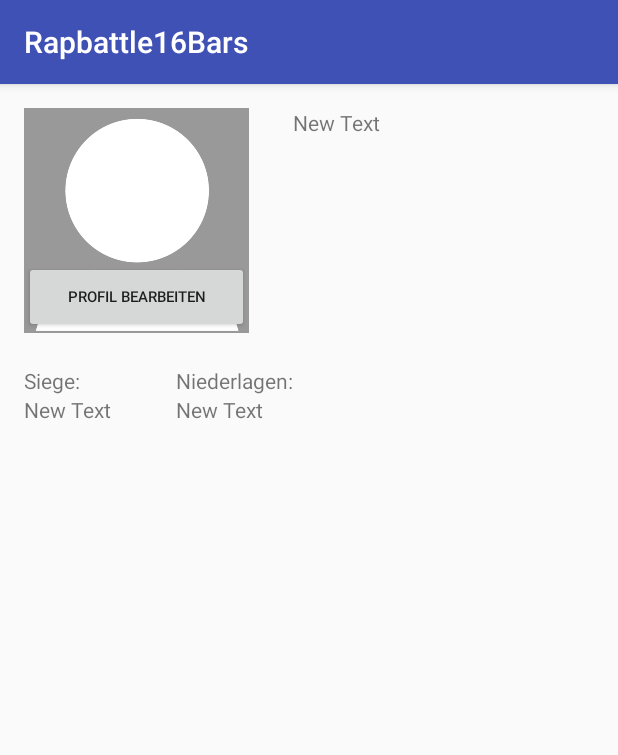
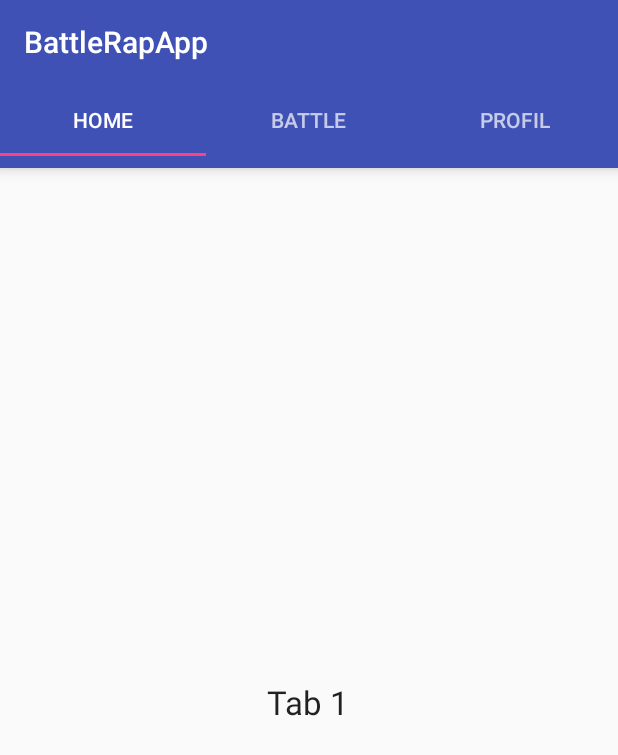
Before and after one commit to Rap-Battle-App/Frontend, an Android app: the screen it shows after launch (ProfileActivity before the commit, MainActivity after it), on a phone screen of 412 x 824 dp. Shown: the top 755 px of the screen. Run offline under Robolectric (Android 15) with nearby library versions, the light colour scheme and no system bars.

Commit message:
Basic-Navigation-Bar
- Navigation Tab-Bar
- Fragments

```diff
--- a/Rapbattle16Bars/app/build.gradle
+++ b/Rapbattle16Bars/app/build.gradle
@@ -26,4 +26,6 @@ dependencies {
     compile fileTree(dir: 'libs', include: ['*.jar'])
     testCompile 'junit:junit:4.12'
     compile 'com.android.support:appcompat-v7:23.1.0'
+    compile 'com.android.support:design:+'
+
 }
--- a/Rapbattle16Bars/app/src/main/AndroidManifest.xml
+++ b/Rapbattle16Bars/app/src/main/AndroidManifest.xml
@@ -8,15 +8,13 @@
             android:label="@string/app_name"
             android:supportsRtl="true"
             android:theme="@style/AppTheme" >
-        <activity android:name=".ProfileActivity" >
+            <activity android:name=".MainActivity" >
                 <intent-filter>
                     <action android:name="android.intent.action.MAIN" />
 
                     <category android:name="android.intent.category.LAUNCHER" />
                 </intent-filter>
             </activity>
-        <activity android:name=".EditProfileActivity" >
-        </activity>
         </application>
 
     </manifest>
--- /dev/null
+++ b/Rapbattle16Bars/app/src/main/java/com/batllerap/hsosna/rapbattle16bars/MainActivity.java
@@ -0,0 +1,70 @@
+package com.batllerap.hsosna.rapbattle16bars;
+
+        import android.os.Bundle;
+        import android.support.design.widget.TabLayout;
+        import android.support.v4.view.ViewPager;
+        import android.support.v7.app.AppCompatActivity;
+        import android.support.v7.widget.Toolbar;
+        import android.view.Menu;
+        import android.view.MenuItem;
+
+
+public class MainActivity extends AppCompatActivity {
+
+
+    @Override
+    protected void onCreate(Bundle savedInstanceState) {
+        super.onCreate(savedInstanceState);
+        setContentView(R.layout.activity_main);
+
+        final Toolbar toolbar = (Toolbar) findViewById(R.id.toolbar);
+        toolbar.setTitle("BattleRapApp");
+        setSupportActionBar(toolbar);
+
+        TabLayout tabLayout = (TabLayout) findViewById(R.id.tab_layout);
+        tabLayout.addTab(tabLayout.newTab().setText("Home"));
+        tabLayout.addTab(tabLayout.newTab().setText("Battle"));
+        tabLayout.addTab(tabLayout.newTab().setText("Profil"));
+        tabLayout.setTabGravity(TabLayout.GRAVITY_FILL);
+
+        final ViewPager viewPager = (ViewPager) findViewById(R.id.pager);
+        final PagerAdapter adapter = new PagerAdapter
+                (getSupportFragmentManager(), tabLayout.getTabCount());
+        viewPager.setAdapter(adapter);
+        viewPager.addOnPageChangeListener(new TabLayout.TabLayoutOnPageChangeListener(tabLayout));
+        tabLayout.setOnTabSelectedListener(new TabLayout.OnTabSelectedListener() {
+            @Override
+            public void onTabSelected(TabLayout.Tab tab) {
+                viewPager.setCurrentItem(tab.getPosition());
+                // toolbar.setTitle("Test");
+
+            }
+
+            @Override
+            public void onTabUnselected(TabLayout.Tab tab) {
+
+            }
+
+            @Override
+            public void onTabReselected(TabLayout.Tab tab) {
+
+            }
+        });
+    }
+
+    @Override
+    public boolean onCreateOptionsMenu(Menu menu) {
+        getMenuInflater().inflate(R.menu.menu_main, menu);
+        return true;
+    }
+
+    @Override
+    public boolean onOptionsItemSelected(MenuItem item) {
+        int id = item.getItemId();
+        if (id == R.id.action_settings) {
+            return true;
+        }
+
+        return super.onOptionsItemSelected(item);
+    }
+}
--- /dev/null
+++ b/Rapbattle16Bars/app/src/main/java/com/batllerap/hsosna/rapbattle16bars/PagerAdapter.java
@@ -0,0 +1,40 @@
+package com.batllerap.hsosna.rapbattle16bars;
+
+/**
+ * Created by Robert on 20.11.15.
+ */
+import android.support.v4.app.Fragment;
+import android.support.v4.app.FragmentManager;
+import android.support.v4.app.FragmentStatePagerAdapter;
+
+public class PagerAdapter extends FragmentStatePagerAdapter {
+    int mNumOfTabs;
+
+    public PagerAdapter(FragmentManager fm, int NumOfTabs) {
+        super(fm);
+        this.mNumOfTabs = NumOfTabs;
+    }
+
+    @Override
+    public Fragment getItem(int position) {
+
+        switch (position) {
+            case 0:
+                TabFragment1 tab1 = new TabFragment1();
+                return tab1;
+            case 1:
+                TabFragment2 tab2 = new TabFragment2();
+                return tab2;
+            case 2:
+                TabFragment3 tab3 = new TabFragment3();
+                return tab3;
+            default:
+                return null;
+        }
+    }
+
+    @Override
+    public int getCount() {
+        return mNumOfTabs;
+    }
+}
--- a/Rapbattle16Bars/app/src/main/java/com/batllerap/hsosna/rapbattle16bars/ProfileActivity.java
+++ b/Rapbattle16Bars/app/src/main/java/com/batllerap/hsosna/rapbattle16bars/ProfileActivity.java
@@ -38,7 +38,8 @@ public class ProfileActivity extends AppCompatActivity {
 
         Intent intent = getIntent();
 
-        User rapper = UserController.getUser("testRapper");
+        // Musste ich eben auskommentieren, hat mir die ganze Zeit Fehler geworden - Robert
+        // User rapper = UserController.getUser("testRapper");
 
         //TextView
         this.txtvUsername = (TextView) findViewById(R.id.txtvUsername);
--- /dev/null
+++ b/Rapbattle16Bars/app/src/main/java/com/batllerap/hsosna/rapbattle16bars/TabFragment1.java
@@ -0,0 +1,19 @@
+package com.batllerap.hsosna.rapbattle16bars;
+
+/**
+ * Created by Robert on 20.11.15.
+ */
+        import android.os.Bundle;
+        import android.support.v4.app.Fragment;
+        import android.view.LayoutInflater;
+        import android.view.View;
+        import android.view.ViewGroup;
+        import android.widget.Toolbar;
+
+public class TabFragment1 extends Fragment {
+
+    @Override
+    public View onCreateView(LayoutInflater inflater, ViewGroup container, Bundle savedInstanceState) {
+        return inflater.inflate(R.layout.tab_fragment_1, container, false);
+    }
+}
--- /dev/null
+++ b/Rapbattle16Bars/app/src/main/java/com/batllerap/hsosna/rapbattle16bars/TabFragment2.java
@@ -0,0 +1,18 @@
+package com.batllerap.hsosna.rapbattle16bars;
+
+/**
+ * Created by Robert on 20.11.15.
+ */
+import android.os.Bundle;
+import android.support.v4.app.Fragment;
+import android.view.LayoutInflater;
+import android.view.View;
+import android.view.ViewGroup;
+
+public class TabFragment2 extends Fragment {
+
+    @Override
+    public View onCreateView(LayoutInflater inflater, ViewGroup container, Bundle savedInstanceState) {
+        return inflater.inflate(R.layout.tab_fragment_2, container, false);
+    }
+}
--- /dev/null
+++ b/Rapbattle16Bars/app/src/main/res/layout/activity_main.xml
@@ -0,0 +1,37 @@
+<RelativeLayout
+    android:id="@+id/main_layout"
+    xmlns:android="http://schemas.android.com/apk/res/android"
+    xmlns:app="http://schemas.android.com/apk/res-auto"
+    xmlns:tools="http://schemas.android.com/tools"
+    android:layout_width="match_parent"
+    android:layout_height="match_parent"
+    tools:context=".MainActivity">
+
+    <android.support.v7.widget.Toolbar
+        android:id="@+id/toolbar"
+        android:layout_width="match_parent"
+        android:layout_height="wrap_content"
+        android:layout_alignParentTop="true"
+        android:background="?attr/colorPrimary"
+        android:elevation="6dp"
+        android:minHeight="?attr/actionBarSize"
+        android:theme="@style/ThemeOverlay.AppCompat.Dark.ActionBar"
+        app:popupTheme="@style/ThemeOverlay.AppCompat.Light"/>
+
+    <android.support.design.widget.TabLayout
+        android:id="@+id/tab_layout"
+        android:layout_width="match_parent"
+        android:layout_height="wrap_content"
+        android:layout_below="@+id/toolbar"
+        android:background="?attr/colorPrimary"
+        android:elevation="6dp"
+        android:minHeight="?attr/actionBarSize"
+        android:theme="@style/ThemeOverlay.AppCompat.Dark.ActionBar"/>
+
+    <android.support.v4.view.ViewPager
+        android:id="@+id/pager"
+        android:layout_width="match_parent"
+        android:layout_height="fill_parent"
+        android:layout_below="@id/tab_layout"/>
+
+</RelativeLayout>
--- /dev/null
+++ b/Rapbattle16Bars/app/src/main/res/layout/tab_fragment_1.xml
@@ -0,0 +1,15 @@
+<?xml version="1.0" encoding="utf-8"?>
+<RelativeLayout xmlns:android="http://schemas.android.com/apk/res/android"
+    android:layout_width="match_parent"
+    android:layout_height="match_parent"
+    android:orientation="vertical">
+
+    <TextView
+        android:id="@+id/textView"
+        android:layout_width="wrap_content"
+        android:layout_height="wrap_content"
+        android:layout_centerInParent="true"
+        android:text="Tab 1"
+        android:textAppearance="?android:attr/textAppearanceLarge"/>
+
+</RelativeLayout>
--- /dev/null
+++ b/Rapbattle16Bars/app/src/main/res/menu/menu_main.xml
@@ -0,0 +1,4 @@
+<?xml version="1.0" encoding="utf-8"?>
+<menu xmlns:android="http://schemas.android.com/apk/res/android">
+
+</menu>
--- /dev/null
+++ b/Rapbattle16Bars/app/src/main/res/values/ids.xml
@@ -0,0 +1,4 @@
+<?xml version="1.0" encoding="utf-8"?>
+<resources>
+    <item name="action_settings" type="id" />
+</resources>
--- a/Rapbattle16Bars/app/src/main/res/values/styles.xml
+++ b/Rapbattle16Bars/app/src/main/res/values/styles.xml
@@ -1,11 +1,13 @@
 <resources>
 
     <!-- Base application theme. -->
-    <style name="AppTheme" parent="Theme.AppCompat.Light.DarkActionBar">
-        <!-- Customize your theme here. -->
-        <item name="colorPrimary">@color/colorPrimary</item>
-        <item name="colorPrimaryDark">@color/colorPrimaryDark</item>
-        <item name="colorAccent">@color/colorAccent</item>
+    <style name="AppTheme" parent="Theme.AppCompat.Light.NoActionBar">
+        <!--   your app branding color for the app bar -->
+        <item name="colorPrimary">#3F51B5</item>
+        <!--   darker variant for the status bar and contextual app bars -->
+        <item name="colorPrimaryDark">#303F9F</item>
+        <!--   theme UI controls like checkboxes and text fields -->
+        <item name="colorAccent">#FF4081</item>
     </style>
 
 </resources>
```
Also changed, not shown: Rapbattle16Bars/app/src/main/java/com/batllerap/hsosna/rapbattle16bars/TabFragment3.java (added, +18 -0 lines), Rapbattle16Bars/app/src/main/res/layout/tab_fragment_2.xml (added, +15 -0 lines), Rapbattle16Bars/app/src/main/res/layout/tab_fragment_3.xml (added, +15 -0 lines), 1 other file. Lines whose indentation alone changed are shown as unchanged.
